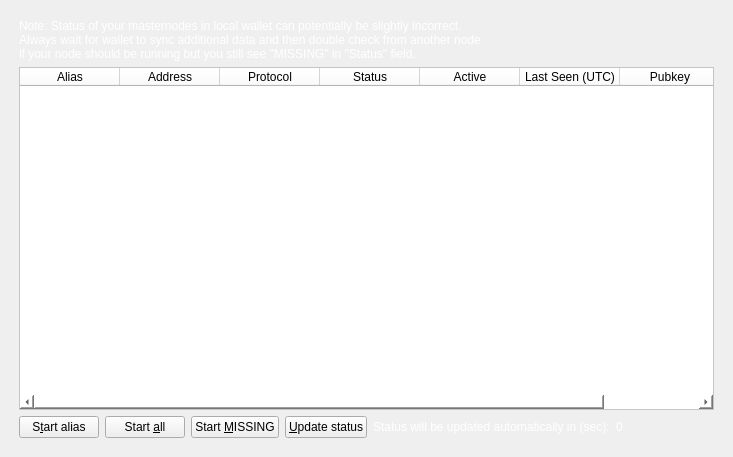
opcoinx/OPCoinX, file src/qt/forms/masternodelist.ui: the form before one commit.
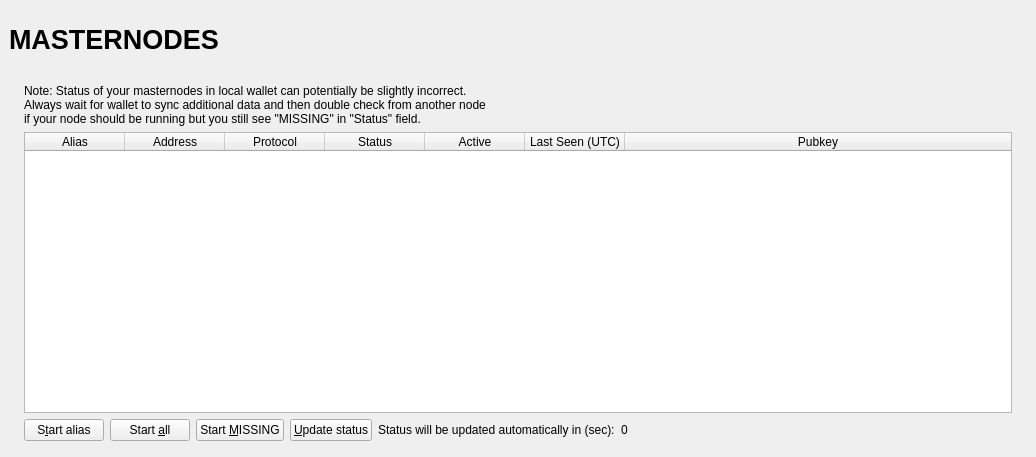
The form after the commit.

Diff of the .ui file:
```diff
--- a/src/qt/forms/masternodelist.ui
+++ b/src/qt/forms/masternodelist.ui
@@ -6,36 +6,126 @@
    <rect>
     <x>0</x>
     <y>0</y>
-    <width>723</width>
+    <width>1036</width>
     <height>457</height>
    </rect>
   </property>
   <property name="windowTitle">
    <string>Form</string>
   </property>
-  <layout class="QVBoxLayout" name="topLayout">
-   <property name="leftMargin">
-    <number>10</number>
+  <layout class="QVBoxLayout" name="topLayout" stretch="0">
+   <property name="margin">
+    <number>9</number>
    </property>
-   <property name="topMargin">
-    <number>10</number>
-   </property>
-   <property name="rightMargin">
-    <number>10</number>
-   </property>
-   <property name="bottomMargin">
-    <number>10</number>
-   </property>
+   <item>
+    <layout class="QVBoxLayout" name="verticalLayout_Master" stretch="0,1">
+     <property name="spacing">
+      <number>0</number>
+     </property>
+     <item>
+      <widget class="QFrame" name="frame_Header">
+       <layout class="QVBoxLayout" name="verticalLayout_4">
+        <property name="margin">
+         <number>0</number>
+        </property>
+        <item>
+         <layout class="QHBoxLayout" name="horizontalLayout_Header" stretch="1,0,1">
+          <item>
+           <widget class="QLabel" name="labelOverviewHeaderLeft">
+            <property name="minimumSize">
+             <size>
+              <width>464</width>
+              <height>60</height>
+             </size>
+            </property>
+            <property name="maximumSize">
+             <size>
+              <width>16777215</width>
+              <height>60</height>
+             </size>
+            </property>
+            <property name="font">
+             <font>
+              <pointsize>20</pointsize>
+              <weight>75</weight>
+              <bold>true</bold>
+             </font>
+            </property>
+            <property name="text">
+             <string>MASTERNODES</string>
+            </property>
+           </widget>
+          </item>
     <item>
-     <widget class="QWidget" name="tabMyMasternodes">
-      <attribute name="title">
-       <string>My Masternodes</string>
-      </attribute>
+           <spacer name="horizontalSpacer">
+            <property name="orientation">
+             <enum>Qt::Horizontal</enum>
+            </property>
+            <property name="sizeHint" stdset="0">
+             <size>
+              <width>40</width>
+              <height>20</height>
+             </size>
+            </property>
+           </spacer>
+          </item>
+          <item>
+           <widget class="QLabel" name="labelOverviewHeaderRight">
+            <property name="minimumSize">
+             <size>
+              <width>464</width>
+              <height>60</height>
+             </size>
+            </property>
+            <property name="maximumSize">
+             <size>
+              <width>16777215</width>
+              <height>60</height>
+             </size>
+            </property>
+            <property name="font">
+             <font>
+              <pointsize>14</pointsize>
+             </font>
+            </property>
+            <property name="text">
+             <string/>
+            </property>
+            <property name="alignment">
+             <set>Qt::AlignRight|Qt::AlignTrailing|Qt::AlignVCenter</set>
+            </property>
+           </widget>
+          </item>
+         </layout>
+        </item>
+       </layout>
+      </widget>
+     </item>
+     <item>
+      <widget class="QFrame" name="frame_BG">
+       <layout class="QVBoxLayout" name="verticalLayout_3">
+        <property name="margin">
+         <number>6</number>
+        </property>
+        <item>
+         <widget class="QFrame" name="frame_Content">
+          <layout class="QVBoxLayout" name="verticalLayout">
+           <property name="spacing">
+            <number>0</number>
+           </property>
+           <property name="margin">
+            <number>0</number>
+           </property>
+           <item>
       <layout class="QGridLayout" name="gridLayout_2">
+             <property name="spacing">
+              <number>2</number>
+             </property>
        <item row="0" column="0">
+              <widget class="QFrame" name="frameList">
         <layout class="QVBoxLayout" name="verticalLayout_2">
          <property name="bottomMargin">
-          <number>0</number>
+                 <number>1</number>
          </property>
          <item>
           <layout class="QHBoxLayout" name="horizontalLayout_note">
@@ -44,9 +134,6 @@
            </property>
            <item>
             <widget class="QLabel" name="updateNote">
-            <property name="styleSheet">
-             <string notr="true">color:#fff;</string>
-            </property>
              <property name="text">
               <string>Note: Status of your masternodes in local wallet can potentially be slightly incorrect.&lt;br /&gt;Always wait for wallet to sync additional data and then double check from another node&lt;br /&gt;if your node should be running but you still see &quot;MISSING&quot; in &quot;Status&quot; field.</string>
              </property>
@@ -56,9 +143,6 @@
          </item>
          <item>
           <widget class="QTableWidget" name="tableWidgetMyMasternodes">
-           <property name="styleSheet">
-             <string notr="true">background-color:#fff;</string>
-            </property>
            <property name="minimumSize">
             <size>
              <width>695</width>
@@ -195,9 +279,6 @@
            </item>
            <item>
             <widget class="QLabel" name="autoupdate_label">
-            <property name="styleSheet">
-             <string notr="true">color:#fff;</string>
-            </property>
              <property name="text">
               <string>Status will be updated automatically in (sec):</string>
              </property>
@@ -205,9 +286,6 @@
            </item>
            <item>
             <widget class="QLabel" name="secondsLabel">
-            <property name="styleSheet">
-             <string notr="true">color:#fff;</string>
-            </property>
              <property name="text">
               <string>0</string>
              </property>
@@ -229,9 +307,17 @@
           </layout>
          </item>
         </layout>
-       </item>
-      </layout>
-     </widget>
+              </widget>
+             </item>
+            </layout>
+           </item>
+          </layout>
+         </widget>
+        </item>
+       </layout>
+      </widget>
+     </item>
+    </layout>
     </item>
   </layout>
  </widget>
```
Left out of the diff: 3 changed lines with no effect on the pictures. Lines whose indentation alone changed are shown as unchanged.
